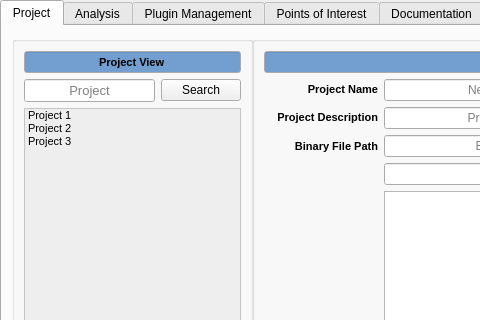
Qt form BEAT View/ui_files/BEAT.ui (gjjuarez/BEAT) before a commit; both pictures show x 0 to 480 and y 0 to 320 of the 934 by 557 pixel window.
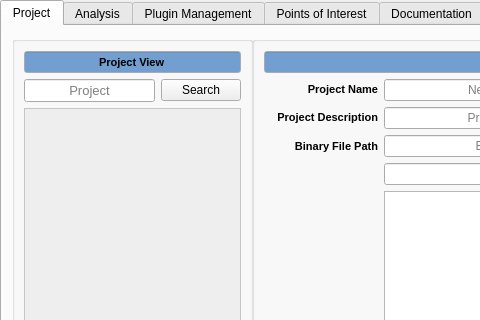
The same form after that commit. The open tabs and pages were chosen to show the change.

Commit message: integrated database for projects

Patch:
```diff
--- a/BEAT View/ui_files/BEAT.ui
+++ b/BEAT View/ui_files/BEAT.ui
@@ -785,47 +785,6 @@
         <property name="spacing">
          <number>0</number>
         </property>
-        <item>
-         <property name="text">
-          <string>Project 1</string>
-         </property>
-        </item>
-        <item>
-         <property name="text">
-          <string>Project 2</string>
-         </property>
-        </item>
-        <item>
-         <property name="text">
-          <string>Project 3</string>
-         </property>
-         <property name="font">
-          <font>
-           <weight>50</weight>
-           <italic>false</italic>
-           <bold>false</bold>
-           <underline>false</underline>
-          </font>
-         </property>
-         <property name="background">
-          <brush brushstyle="NoBrush">
-           <color alpha="255">
-            <red>0</red>
-            <green>0</green>
-            <blue>0</blue>
-           </color>
-          </brush>
-         </property>
-         <property name="foreground">
-          <brush brushstyle="NoBrush">
-           <color alpha="255">
-            <red>0</red>
-            <green>0</green>
-            <blue>0</blue>
-           </color>
-          </brush>
-         </property>
-        </item>
        </widget>
       </item>
       <item row="0" column="0" colspan="2">
```
Left out of the diff: 12 changed lines with no effect on the pictures. The commit also changes 8 other files.
